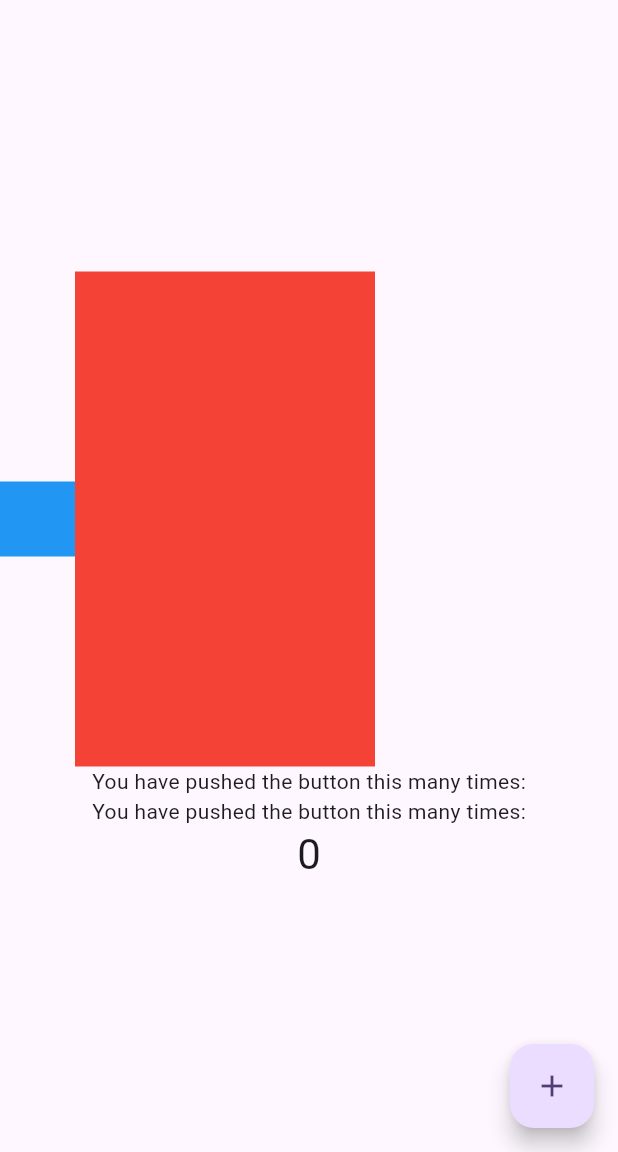
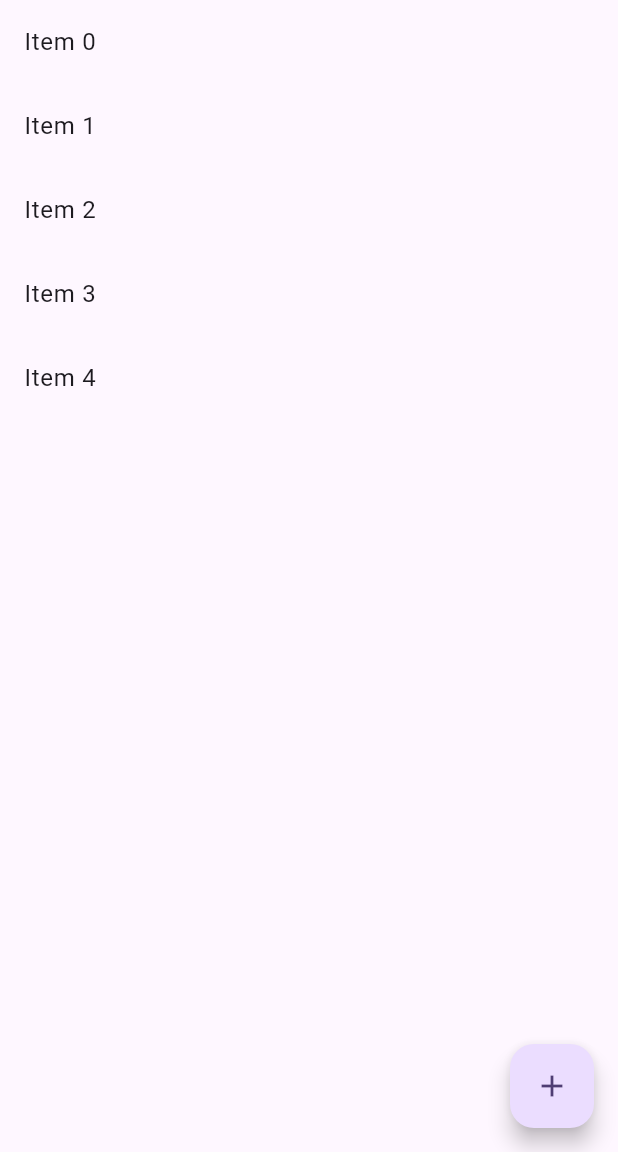
Before and after one commit to f04k04369/flutter-practice, a Flutter app: the screen it shows after launch, on a phone screen of 412 x 824 dp, the part 84-1236 px from its top. Run offline on Flutter 3.47's test engine with Material 3 defaults, Android fonts, the phone set to English and light mode, and no system bars.

Commit message:
ListViewの練習

```diff
--- a/flutter_project/lib/main.dart
+++ b/flutter_project/lib/main.dart
@@ -46,37 +46,14 @@ class _MyHomePageState extends State<MyHomePage> {
         backgroundColor: Theme.of(context).colorScheme.inversePrimary,
         title: Text(widget.title),
       ),
-      body: Center(
-        child: Column(
-          mainAxisAlignment: MainAxisAlignment.center,
-          children: <Widget>[
-            Row(
-              children: [
-                SizedBox(
-                  width: 50,
-                  height: 50,
-                  child: ColoredBox(
-                    color: Colors.blue,
-                    )
-                ),
-                SizedBox(
-                  width: 200,
-                  height: 330,
-                  child: ColoredBox(
-                    color: Colors.red,
-                    )
-                ),
-              ],
+      body: ListView.builder(
+              itemCount: 5,
+              itemBuilder: (context, index) {
+                return ListTile(
+                  title: Text('Item $index'),
+                );
+              },
             ),
-            const Text('You have pushed the button this many times:'),
-            const Text('You have pushed the button this many times:'),
-            Text(
-              '$_counter',
-              style: Theme.of(context).textTheme.headlineMedium,
-            ),
-          ],
-        ),
-      ),
       floatingActionButton: FloatingActionButton(
         onPressed: _incrementCounter,
         tooltip: 'Increment',
```
